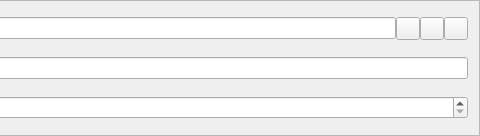
First picture: the form in src/qt/forms/sendcoinsentry.ui, repository plutoniumRODS/Plutonium, before the edit; both pictures show x 249 to 729 and y 0 to 136 of the 729 by 136 pixel window.
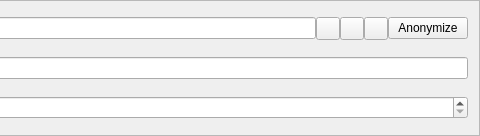
Second picture: the form after the edit. Icons and pictures are not drawn. Custom widgets are drawn as their Qt base class.

Patch:
```diff
--- a/src/qt/forms/sendcoinsentry.ui
+++ b/src/qt/forms/sendcoinsentry.ui
@@ -151,6 +151,13 @@
        </property>
       </widget>
      </item>
+     <item>
+      <widget class="QPushButton" name="stealthsendButton">
+       <property name="text">
+        <string>Anonymize</string>
+       </property>
+      </widget>
+     </item>
     </layout>
    </item>
   </layout>
```
